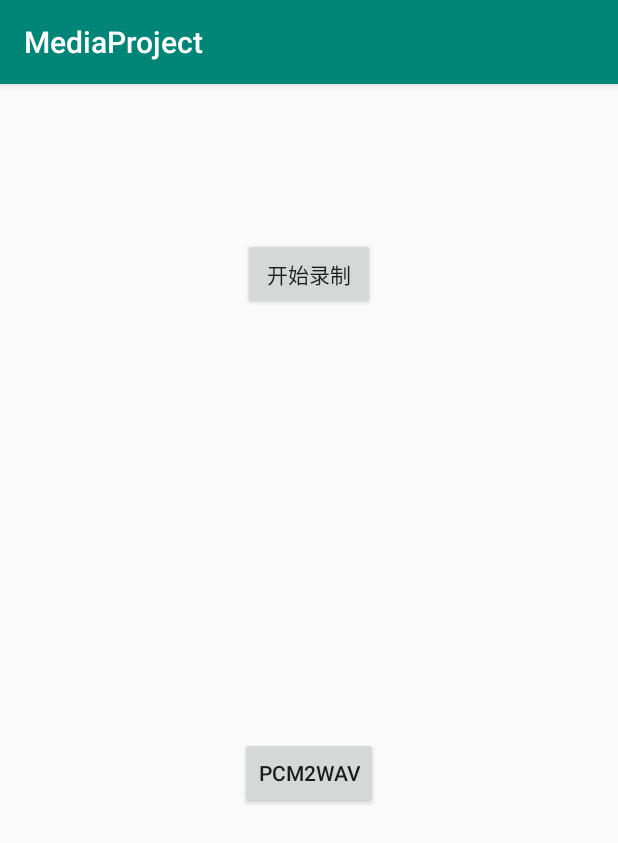
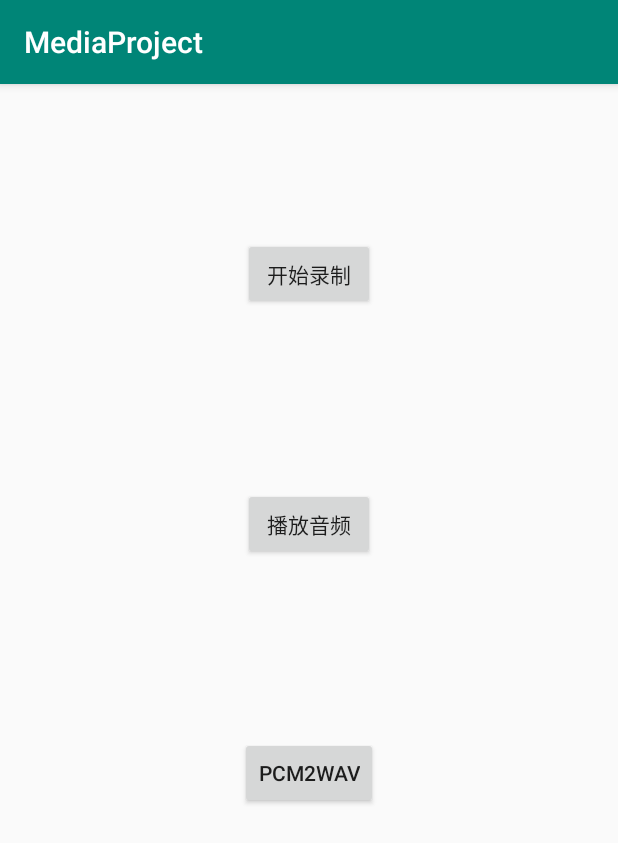
Before and after one commit to runhwguo/LearnAndroidMedia, an Android app: the AudioActivity screen opened directly, with no data from a screen before it, on a phone screen of 412 x 824 dp. Shown: the top 843 px of the screen. Run offline under Robolectric (Android 15) with nearby library versions, the phone set to English and light mode, and no system bars.

Commit message:
播放pcm

```diff
--- a/app/src/main/res/layout/activity_audio.xml
+++ b/app/src/main/res/layout/activity_audio.xml
@@ -25,4 +25,15 @@
             android:layout_marginLeft="8dp" android:layout_marginStart="8dp" android:layout_marginTop="8dp"
             app:layout_constraintTop_toBottomOf="@+id/btnAudioRecord" android:layout_marginBottom="8dp"
             app:layout_constraintBottom_toBottomOf="parent" android:onClick="onPcm2WavClick"/>
+    <Button
+            android:text="播放音频"
+            android:onClick="onPlayAudioClick"
+            android:layout_width="wrap_content"
+            android:layout_height="wrap_content"
+            android:id="@+id/btnPlayAudio" android:layout_marginTop="8dp"
+            app:layout_constraintTop_toBottomOf="@+id/btnAudioRecord" android:layout_marginBottom="8dp"
+            app:layout_constraintBottom_toTopOf="@+id/button5" app:layout_constraintEnd_toEndOf="parent"
+            android:layout_marginEnd="8dp" android:layout_marginRight="8dp"
+            app:layout_constraintStart_toStartOf="parent" android:layout_marginLeft="8dp"
+            android:layout_marginStart="8dp"/>
 </android.support.constraint.ConstraintLayout>
```
Also changed, not shown: app/src/main/java/com/example/runhwguo/mediaproject/captureaudio/AudioActivity.kt (+36 -8 lines).
